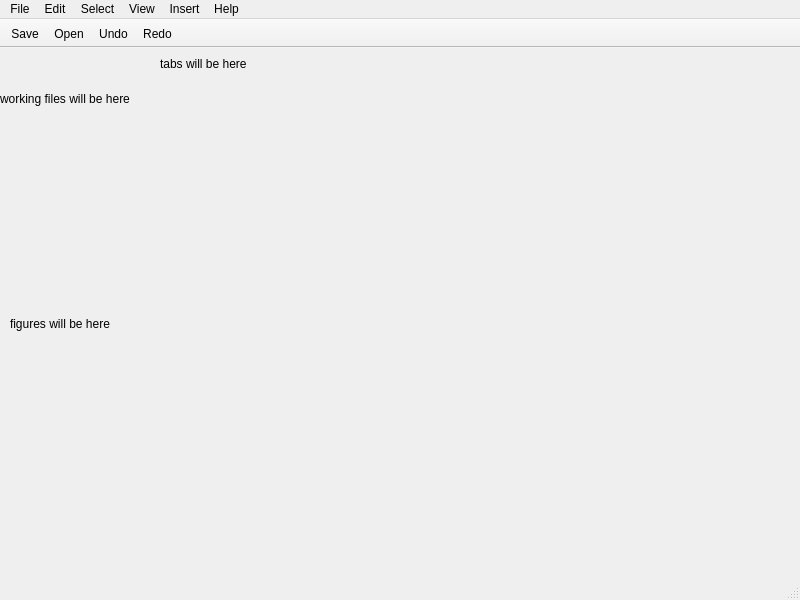
Above: editorinterface.ui from SkuratovichA/diagrams before the change. Below: the same form after it.
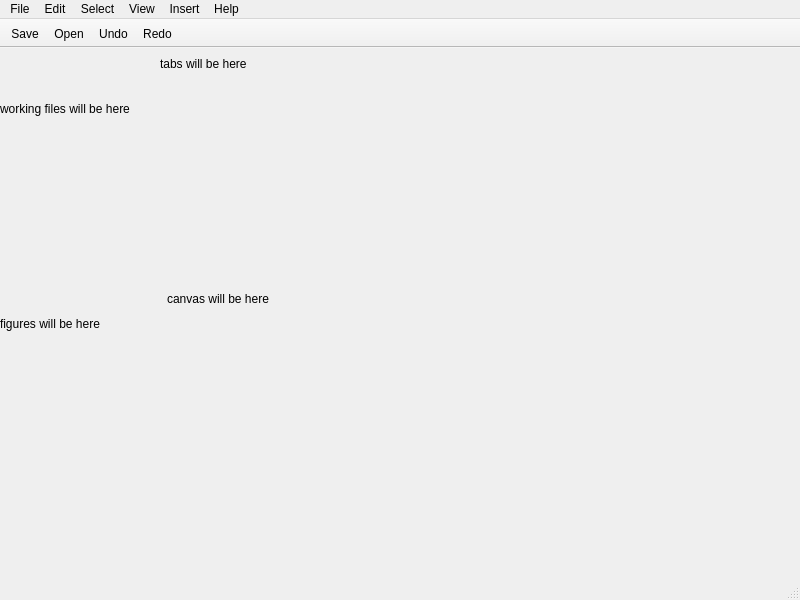
That is the form after the change.

```diff
--- a/editorinterface.ui
+++ b/editorinterface.ui
@@ -31,7 +31,7 @@
     <property name="geometry">
      <rect>
       <x>0</x>
-      <y>0</y>
+      <y>10</y>
       <width>151</width>
       <height>101</height>
      </rect>
@@ -43,7 +43,7 @@
    <widget class="QLabel" name="label_3">
     <property name="geometry">
      <rect>
-      <x>10</x>
+      <x>0</x>
       <y>80</y>
       <width>141</width>
       <height>391</height>
@@ -53,6 +53,19 @@
      <string>figures will be here</string>
     </property>
    </widget>
+   <widget class="QLabel" name="label_4">
+    <property name="geometry">
+     <rect>
+      <x>167</x>
+      <y>35</y>
+      <width>511</width>
+      <height>431</height>
+     </rect>
+    </property>
+    <property name="text">
+     <string>canvas will be here</string>
+    </property>
+   </widget>
   </widget>
   <widget class="QMenuBar" name="menubar">
    <property name="geometry">
```
